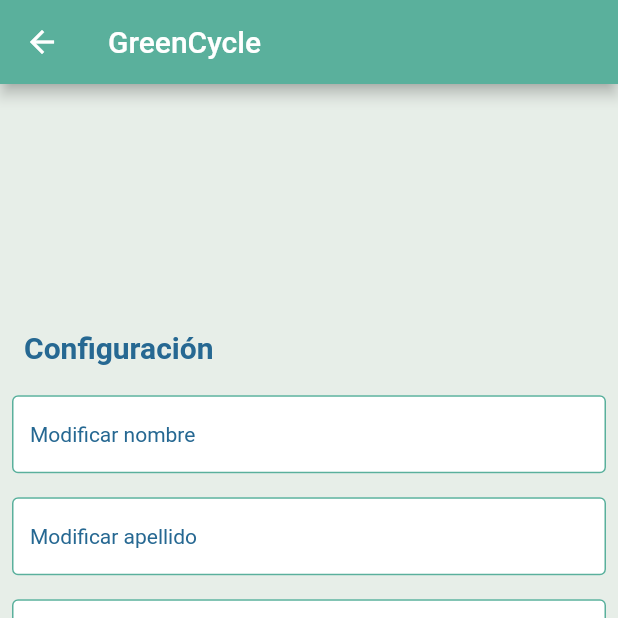
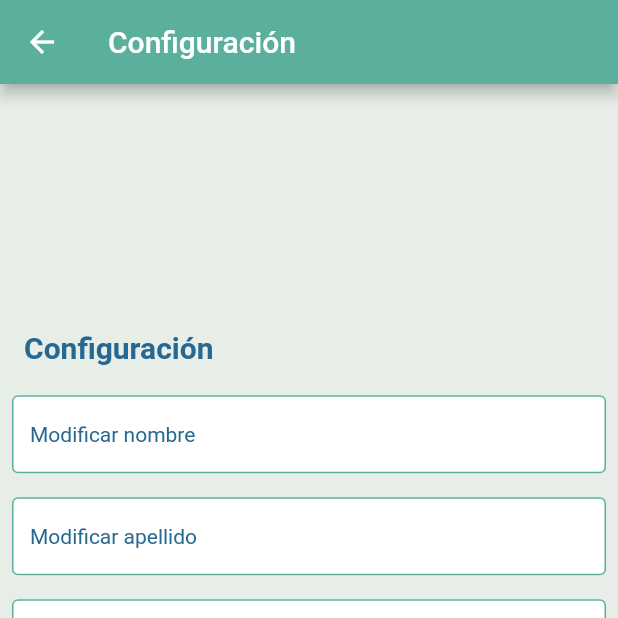
Before and after one commit to florchao/greencycle, a Flutter app: the Settings screen opened by its route, on a phone screen of 412 x 824 dp, the top half of it. Run offline on Flutter 3.47's test engine with Material 2 defaults, Android fonts, the phone set to English and light mode, and no system bars; our stand-ins replace firebase_auth, firebase_core, google_sign_in, image_picker; missing offline and left inert: sign_button; accounts and stored records are empty; Roboto replaces fonts that are missing (Railway).

Commit message:
Arreglo cosas del drawer

```diff
--- a/lib/screens/settings.dart
+++ b/lib/screens/settings.dart
@@ -33,7 +33,7 @@ class _SettingsState extends State<Settings> {
         //   bgColor: ArgonColors.verdeOscuro, tags: [],
         // ),
         appBar: AppBar(
-          title: const Text("GreenCycle"),
+          title: const Text("Configuración"),
           backgroundColor: ArgonColors.verdeOscuro,
         ),
         body:  Container(
```
